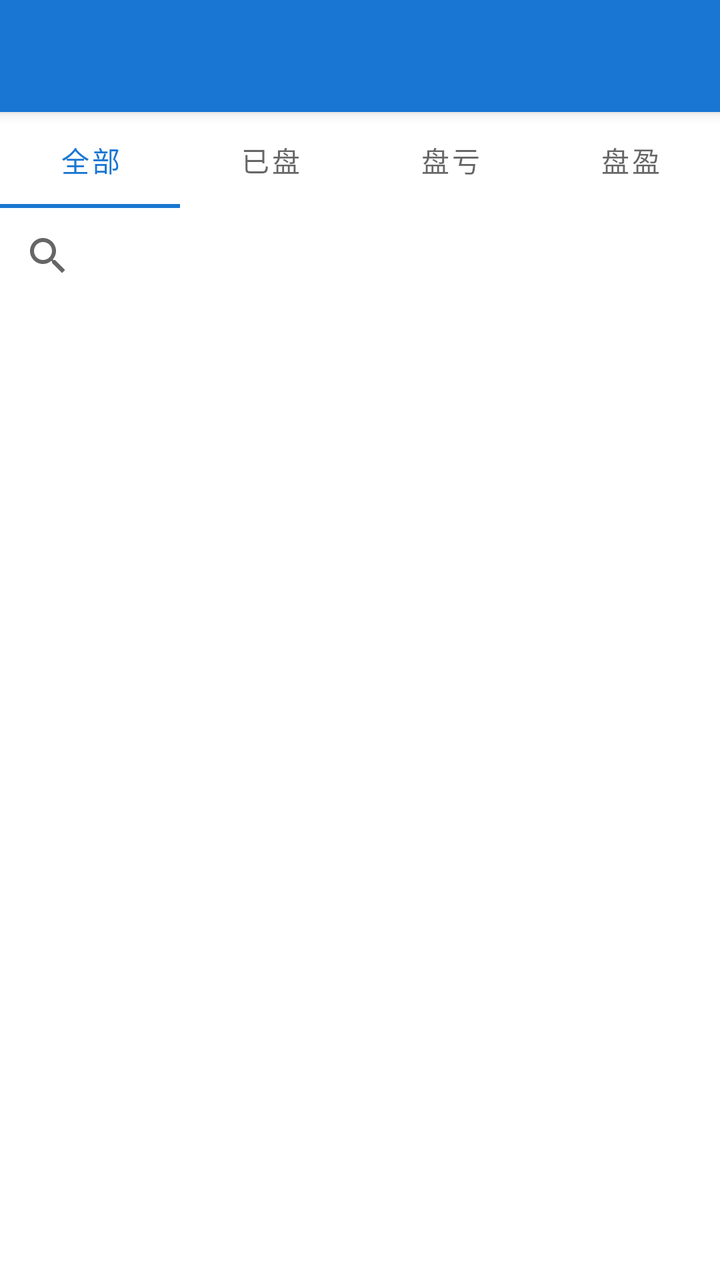
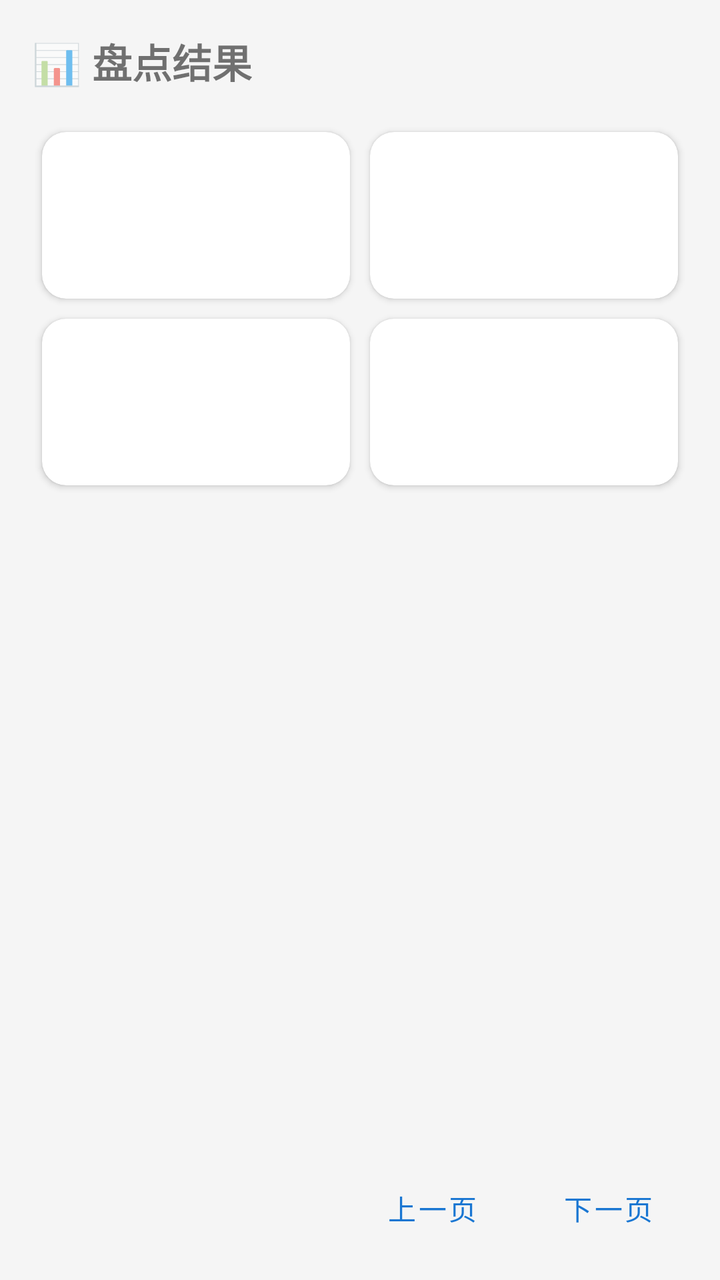

An Android layout rendered at two revisions. The XML below is the earlier revision; the diff shows what the commit changed to produce the second picture.
<!-- AndroidManifest.xml: application theme Theme.HuaxiaInventory -->
<!-- res/layout/fragment_result.xml -->
<?xml version="1.0" encoding="utf-8"?>
<androidx.constraintlayout.widget.ConstraintLayout
    xmlns:android="http://schemas.android.com/apk/res/android"
    xmlns:app="http://schemas.android.com/apk/res-auto"
    android:layout_width="match_parent"
    android:layout_height="match_parent">

    <com.google.android.material.appbar.MaterialToolbar
        android:id="@+id/toolbar"
        android:layout_width="0dp"
        android:layout_height="wrap_content"
        android:title="@string/result_title"
        app:layout_constraintTop_toTopOf="parent"
        app:layout_constraintStart_toStartOf="parent"
        app:layout_constraintEnd_toEndOf="parent" />

    <com.google.android.material.button.MaterialButton
        android:id="@+id/exportBtn"
        style="@style/Widget.MaterialComponents.Button.TextButton"
        android:layout_width="wrap_content"
        android:layout_height="wrap_content"
        android:text="@string/result_export"
        app:layout_constraintTop_toTopOf="@id/toolbar"
        app:layout_constraintBottom_toBottomOf="@id/toolbar"
        app:layout_constraintEnd_toEndOf="parent" />

    <com.google.android.material.tabs.TabLayout
        android:id="@+id/tabs"
        android:layout_width="0dp"
        android:layout_height="wrap_content"
        app:tabMode="fixed"
        app:layout_constraintTop_toBottomOf="@id/toolbar"
        app:layout_constraintStart_toStartOf="parent"
        app:layout_constraintEnd_toEndOf="parent">

        <com.google.android.material.tabs.TabItem android:text="@string/result_tab_all" />
        <com.google.android.material.tabs.TabItem android:text="@string/result_tab_found" />
        <com.google.android.material.tabs.TabItem android:text="@string/result_tab_missing" />
        <com.google.android.material.tabs.TabItem android:text="@string/result_tab_extra" />
    </com.google.android.material.tabs.TabLayout>

    <androidx.appcompat.widget.SearchView
        android:id="@+id/searchView"
        android:layout_width="0dp"
        android:layout_height="wrap_content"
        app:layout_constraintTop_toBottomOf="@id/tabs"
        app:layout_constraintStart_toStartOf="parent"
        app:layout_constraintEnd_toEndOf="parent" />

    <androidx.recyclerview.widget.RecyclerView
        android:id="@+id/resultRv"
        android:layout_width="0dp"
        android:layout_height="0dp"
        app:layout_constraintTop_toBottomOf="@id/searchView"
        app:layout_constraintStart_toStartOf="parent"
        app:layout_constraintEnd_toEndOf="parent"
        app:layout_constraintBottom_toBottomOf="parent" />
</androidx.constraintlayout.widget.ConstraintLayout>
<!-- resources referenced by this layout -->
<resources>
  <string name="result_export">导出 Excel</string>
  <string name="result_tab_all">全部</string>
  <string name="result_tab_extra">盘盈</string>
  <string name="result_tab_found">已盘</string>
  <string name="result_tab_missing">盘亏</string>
  <string name="result_title">📊 盘点结果</string>
  <style name="Theme.HuaxiaInventory" parent="Theme.MaterialComponents.DayNight.NoActionBar">
          <item name="colorPrimary">@color/colorPrimary</item>
          <item name="colorPrimaryDark">@color/colorPrimaryDark</item>
          <item name="colorAccent">@color/colorAccent</item>
          <item name="colorOnPrimary">@android:color/white</item>
          <item name="android:statusBarColor">@color/colorPrimary</item>
          <item name="android:windowLightStatusBar">false</item>
          <item name="toolbarStyle">@style/Huaxia.Toolbar</item>
      </style>
  <color name="colorPrimary">#1976D2</color>
  <color name="colorPrimaryDark">#0D47A1</color>
  <color name="colorAccent">#FF9800</color>
  <style name="Huaxia.Toolbar" parent="Widget.MaterialComponents.Toolbar.Primary">
          <item name="android:background">@color/colorPrimary</item>
          <item name="titleTextColor">@android:color/white</item>
          <item name="subtitleTextColor">@android:color/white</item>
          <item name="android:elevation">4dp</item>
      </style>
</resources>

<!-- the commit's change to res/layout/fragment_result.xml (unified diff, before → after) -->
@@ -1,58 +1,156 @@
 <?xml version="1.0" encoding="utf-8"?>
-<androidx.constraintlayout.widget.ConstraintLayout
+<LinearLayout
     xmlns:android="http://schemas.android.com/apk/res/android"
     xmlns:app="http://schemas.android.com/apk/res-auto"
     android:layout_width="match_parent"
-    android:layout_height="match_parent">
+    android:layout_height="match_parent"
+    android:orientation="vertical"
+    android:background="@color/bgSurface">
 
-    <com.google.android.material.appbar.MaterialToolbar
-        android:id="@+id/toolbar"
-        android:layout_width="0dp"
-        android:layout_height="wrap_content"
-        android:title="@string/result_title"
-        app:layout_constraintTop_toTopOf="parent"
-        app:layout_constraintStart_toStartOf="parent"
-        app:layout_constraintEnd_toEndOf="parent" />
-
-    <com.google.android.material.button.MaterialButton
-        android:id="@+id/exportBtn"
-        style="@style/Widget.MaterialComponents.Button.TextButton"
+    <TextView
         android:layout_width="wrap_content"
         android:layout_height="wrap_content"
-        android:text="@string/result_export"
-        app:layout_constraintTop_toTopOf="@id/toolbar"
-        app:layout_constraintBottom_toBottomOf="@id/toolbar"
-        app:layout_constraintEnd_toEndOf="parent" />
+        android:layout_margin="@dimen/cardPadding"
+        android:text="@string/result_title"
+        android:textSize="@dimen/textSizeTitle"
+        android:textStyle="bold" />
 
-    <com.google.android.material.tabs.TabLayout
-        android:id="@+id/tabs"
-        android:layout_width="0dp"
+    <GridLayout
+        android:id="@+id/statGrid"
+        android:layout_width="match_parent"
         android:layout_height="wrap_content"
-        app:tabMode="fixed"
-        app:layout_constraintTop_toBottomOf="@id/toolbar"
-        app:layout_constraintStart_toStartOf="parent"
-        app:layout_constraintEnd_toEndOf="parent">
+        android:columnCount="2"
+        android:rowCount="2"
+        android:paddingStart="@dimen/cardPadding"
+        android:paddingEnd="@dimen/cardPadding"
+        android:useDefaultMargins="false">
 
-        <com.google.android.material.tabs.TabItem android:text="@string/result_tab_all" />
-        <com.google.android.material.tabs.TabItem android:text="@string/result_tab_found" />
-        <com.google.android.material.tabs.TabItem android:text="@string/result_tab_missing" />
-        <com.google.android.material.tabs.TabItem android:text="@string/result_tab_extra" />
-    </com.google.android.material.tabs.TabLayout>
+        <include
+            android:id="@+id/allStat"
+            layout="@layout/view_stat_card"
+            android:layout_width="0dp"
+            android:layout_height="wrap_content"
+            android:layout_columnWeight="1"
+            android:layout_margin="5dp" />
 
-    <androidx.appcompat.widget.SearchView
-        android:id="@+id/searchView"
-        android:layout_width="0dp"
-        android:layout_height="wrap_content"
-        app:layout_constraintTop_toBottomOf="@id/tabs"
-        app:layout_constraintStart_toStartOf="parent"
-        app:layout_constraintEnd_toEndOf="parent" />
+        <include
+            android:id="@+id/foundStat"
+            layout="@layout/view_stat_card"
+            android:layout_width="0dp"
+            android:layout_height="wrap_content"
+            android:layout_columnWeight="1"
+            android:layout_margin="5dp" />
+
+        <include
+            android:id="@+id/missingStat"
+            layout="@layout/view_stat_card"
+            android:layout_width="0dp"
+            android:layout_height="wrap_content"
+            android:layout_columnWeight="1"
+            android:layout_margin="5dp" />
+
+        <include
+            android:id="@+id/extraStat"
+            layout="@layout/view_stat_card"
+            android:layout_width="0dp"
+            android:layout_height="wrap_content"
+            android:layout_columnWeight="1"
+            android:layout_margin="5dp" />
+    </GridLayout>
+
+    <TextView
+        android:id="@+id/emptyTv"
+        android:layout_width="match_parent"
+        android:layout_height="0dp"
+        android:layout_weight="1"
+        android:gravity="center"
+        android:visibility="gone"
+        android:textSize="@dimen/textSizeBody"
+        android:textColor="#888888"
+        android:text="@string/err_empty_result" />
 
     <androidx.recyclerview.widget.RecyclerView
         android:id="@+id/resultRv"
-        android:layout_width="0dp"
+        android:layout_width="match_parent"
         android:layout_height="0dp"
-        app:layout_constraintTop_toBottomOf="@id/searchView"
-        app:layout_constraintStart_toStartOf="parent"
-        app:layout_constraintEnd_toEndOf="parent"
-        app:layout_constraintBottom_toBottomOf="parent" />
-</androidx.constraintlayout.widget.ConstraintLayout>
+        android:layout_weight="1"
+        android:paddingStart="@dimen/cardPadding"
+        android:paddingEnd="@dimen/cardPadding"
+        android:paddingTop="@dimen/cardPadding"
+        android:clipToPadding="false" />
+
+    <LinearLayout
+        android:id="@+id/paginationRow"
+        android:layout_width="match_parent"
+        android:layout_height="wrap_content"
+        android:orientation="horizontal"
+        android:gravity="center_vertical"
+        android:padding="12dp">
+
+        <TextView
+            android:id="@+id/paginationInfoTv"
+            android:layout_width="0dp"
+            android:layout_height="wrap_content"
+            android:layout_weight="1"
+            android:textSize="13sp"
+            android:textColor="#888888" />
+
+        <com.google.android.material.button.MaterialButton
+            android:id="@+id/prevBtn"
+            style="@style/Widget.MaterialComponents.Button.TextButton"
+            android:layout_width="wrap_content"
+            android:layout_height="wrap_content"
+            android:text="@string/action_prev" />
+
+        <com.google.android.material.button.MaterialButton
+            android:id="@+id/nextBtn"
+            style="@style/Widget.MaterialComponents.Button.TextButton"
+            android:textColor="@color/colorPrimary"
+            android:layout_width="wrap_content"
+            android:layout_height="wrap_content"
+            android:text="@string/action_next" />
+    </LinearLayout>
+</LinearLayout>
+<!-- res/layout/view_stat_card.xml (included above) -->
+<?xml version="1.0" encoding="utf-8"?>
+<androidx.cardview.widget.CardView
+    xmlns:android="http://schemas.android.com/apk/res/android"
+    xmlns:app="http://schemas.android.com/apk/res-auto"
+    android:layout_width="match_parent"
+    android:layout_height="wrap_content"
+    app:cardCornerRadius="@dimen/cardCornerRadius"
+    app:cardElevation="@dimen/cardElevation"
+    app:cardBackgroundColor="@color/cardCorner"
+    android:clickable="true"
+    android:focusable="true"
+    android:foreground="?attr/selectableItemBackground">
+
+    <LinearLayout
+        android:layout_width="match_parent"
+        android:layout_height="wrap_content"
+        android:orientation="vertical"
+        android:padding="14dp"
+        android:gravity="center">
+
+        <TextView
+            android:id="@+id/statLabelTv"
+            android:layout_width="wrap_content"
+            android:layout_height="wrap_content"
+            style="@style/Huaxia.StatLabel" />
+
+        <TextView
+            android:id="@+id/statNumberTv"
+            android:layout_width="wrap_content"
+            android:layout_height="wrap_content"
+            android:layout_marginTop="4dp"
+            style="@style/Huaxia.StatNumber" />
+
+        <TextView
+            android:id="@+id/statSubTv"
+            android:layout_width="wrap_content"
+            android:layout_height="wrap_content"
+            android:layout_marginTop="2dp"
+            android:visibility="gone"
+            style="@style/Huaxia.StatSub" />
+    </LinearLayout>
+</androidx.cardview.widget.CardView>
<!-- resource entries referenced after the edit -->
@@ -1,11 +1,23 @@
 <!-- resources referenced by this layout -->
 <resources>
-  <string name="result_export">导出 Excel</string>
-  <string name="result_tab_all">全部</string>
-  <string name="result_tab_extra">盘盈</string>
-  <string name="result_tab_found">已盘</string>
-  <string name="result_tab_missing">盘亏</string>
+  <color name="bgSurface">#F5F5F5</color>
+  <color name="cardCorner">#FFFFFF</color>
   <string name="result_title">📊 盘点结果</string>
+  <style name="Huaxia.StatLabel">
+          <item name="android:textSize">@dimen/textSizeLabel</item>
+          <item name="android:textColor">#888888</item>
+          <item name="android:gravity">center</item>
+      </style>
+  <style name="Huaxia.StatNumber">
+          <item name="android:textSize">@dimen/statNumberSize</item>
+          <item name="android:textStyle">bold</item>
+          <item name="android:gravity">center</item>
+      </style>
+  <style name="Huaxia.StatSub">
+          <item name="android:textSize">11sp</item>
+          <item name="android:textColor">#AAAAAA</item>
+          <item name="android:gravity">center</item>
+      </style>
   <style name="Theme.HuaxiaInventory" parent="Theme.MaterialComponents.DayNight.NoActionBar">
           <item name="colorPrimary">@color/colorPrimary</item>
           <item name="colorPrimaryDark">@color/colorPrimaryDark</item>
@@ -15,7 +27,17 @@
           <item name="android:windowLightStatusBar">false</item>
           <item name="toolbarStyle">@style/Huaxia.Toolbar</item>
       </style>
+  <dimen name="textSizeLabel">12sp</dimen>
+  <dimen name="statNumberSize">26sp</dimen>
   <color name="colorPrimary">#1976D2</color>
+  <dimen name="cardCornerRadius">12dp</dimen>
+  <dimen name="cardElevation">2dp</dimen>
+  <dimen name="cardPadding">16dp</dimen>
+  <dimen name="textSizeBody">14sp</dimen>
+  <dimen name="textSizeTitle">20sp</dimen>
+  <string name="action_next">下一页</string>
+  <string name="action_prev">上一页</string>
+  <string name="err_empty_result">暂无数据</string>
   <color name="colorPrimaryDark">#0D47A1</color>
   <color name="colorAccent">#FF9800</color>
   <style name="Huaxia.Toolbar" parent="Widget.MaterialComponents.Toolbar.Primary">
